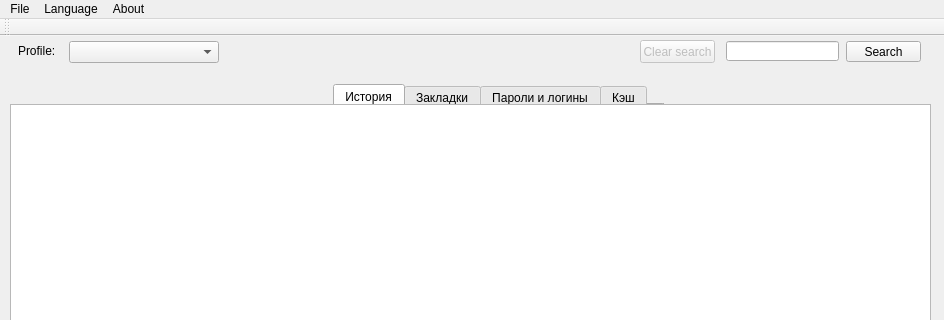
Before: the Qt Designer form src/FFParser_GUI/source/mainwindow.ui in sp0wk/FFParser_2017, drawn with Qt 5; both pictures show x 0 to 944 and y 0 to 320 of the 944 by 720 pixel window.
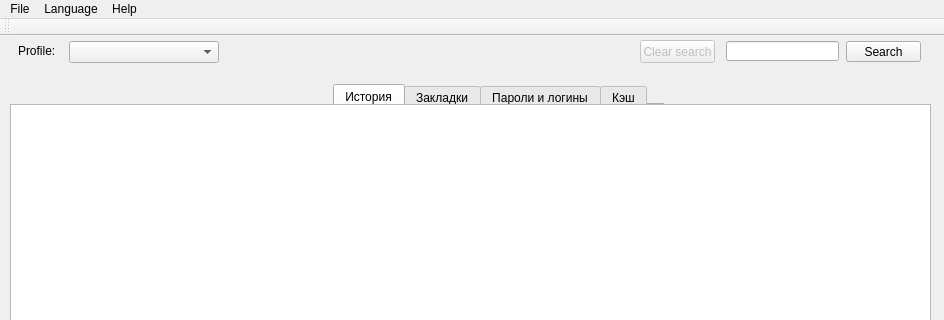
After: the same form once the commit is applied.

Commit message: Added new options to file menu, added hot keys and refactoring

```diff
--- a/src/FFParser_GUI/source/mainwindow.ui
+++ b/src/FFParser_GUI/source/mainwindow.ui
@@ -291,14 +291,14 @@
      <string>File</string>
     </property>
    </widget>
-   <widget class="QMenu" name="menuAbout">
+   <widget class="QMenu" name="menuHelp">
     <property name="title">
-     <string>About</string>
+     <string>Help</string>
     </property>
    </widget>
    <addaction name="menuFile"/>
    <addaction name="menuLanguage"/>
-   <addaction name="menuAbout"/>
+   <addaction name="menuHelp"/>
   </widget>
   <widget class="QToolBar" name="mainToolBar">
    <attribute name="toolBarArea">
```
Left out of the diff: 3 changed lines with no effect on the pictures. The commit also changes 2 other files.
